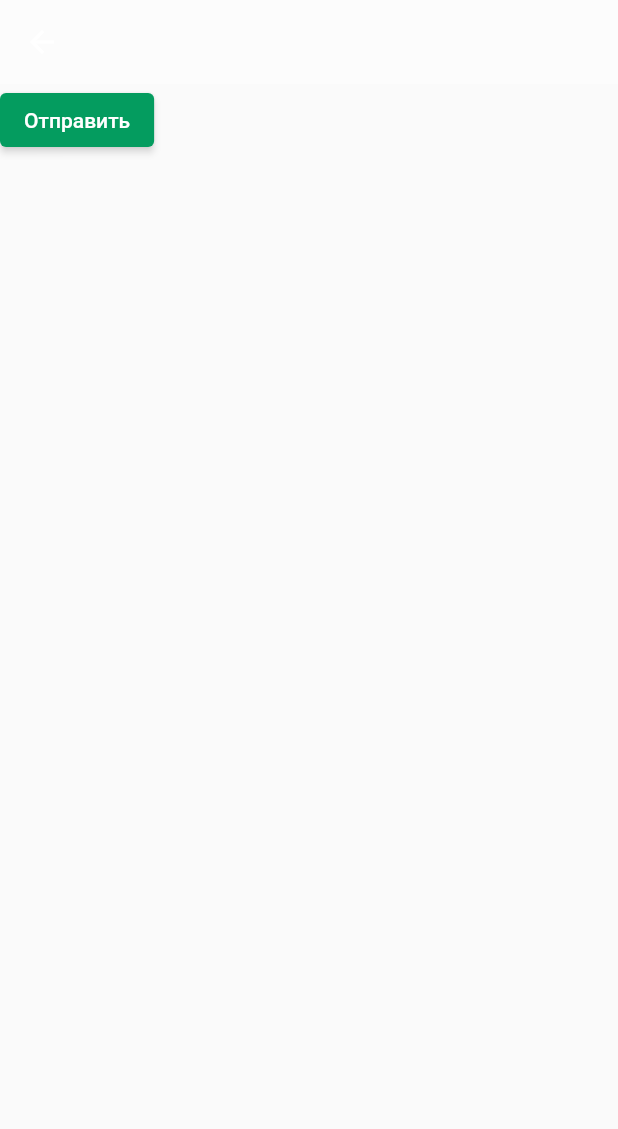
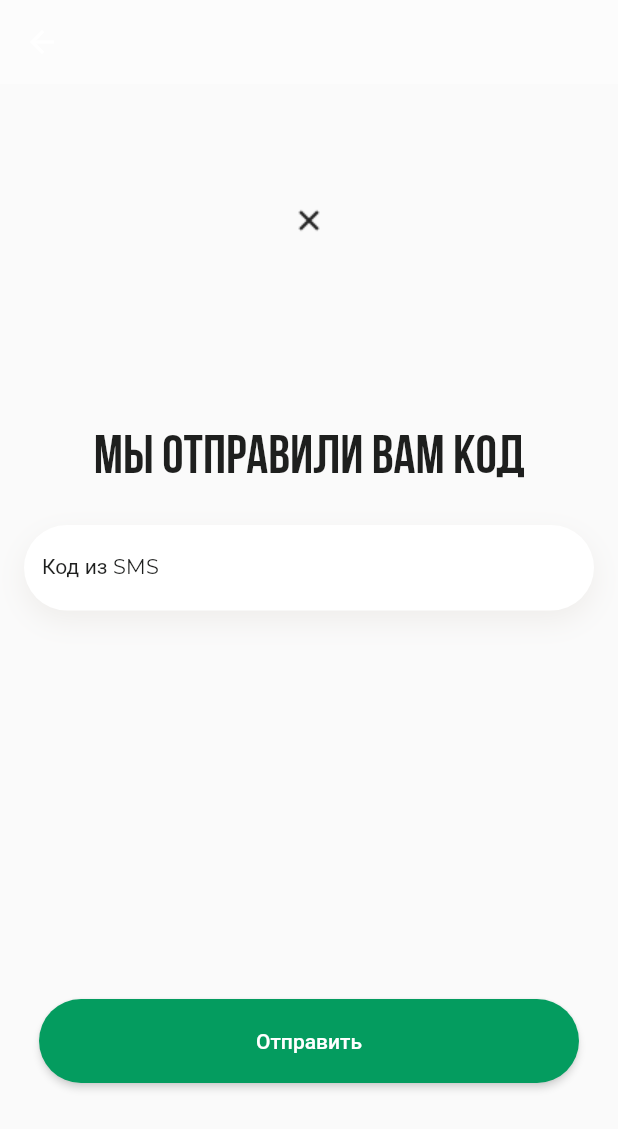
Before and after one commit to Tashakashkina/auth_feature, a Flutter app: the screen it shows after launch, after a tap on "Начнем!", on a phone screen of 412 x 824 dp. Shown: the top 1129 px of the screen. Run offline on Flutter 3.47's test engine with Material 2 defaults, Android fonts, the phone set to English and light mode, and no system bars; our stand-ins replace bloc, dartz, equatable, go_router; project files that could hold a hidden picture were left out.

Commit message:
edited the page UI

```diff
--- a/lib/feature/presentation/pages/entering_otp_page.dart
+++ b/lib/feature/presentation/pages/entering_otp_page.dart
@@ -3,6 +3,9 @@ import 'package:flutter/material.dart';
 import 'package:go_router/go_router.dart';
 
 class EnteringOtpPage extends StatelessWidget {
+  static const Key otpInputKey = Key('OtpPhonePage_otpInputKey');
+  static const Key sendButtonKey = Key('EnteringOtpPage_sendButtonKey');
+
   const EnteringOtpPage({super.key});
 
   @override
@@ -14,15 +17,68 @@ class EnteringOtpPage extends StatelessWidget {
         backgroundColor: const Color.fromRGBO(252, 252, 252, 1),
       ),
       body: SafeArea(
-          child: Column(children: <Widget>[
+        child: Padding(
+          padding: const EdgeInsets.fromLTRB(16, 0, 16, 0),
+          child: Column(
+            children: [
+              const SizedBox(
+                height: 79,
+              ),
+              const ImageIcon(
+                AssetImage('assets/icons/closecancel.png'),
+              ),
+              const SizedBox(height: 129),
+              Text('МЫ ОТПРАВИЛИ ВАМ КОД', style: AuthStyles.headlineStyle1),
+              const SizedBox(height: 26),
+              Container(
+                decoration: BoxDecoration(
+                    borderRadius: BorderRadius.circular(50),
+                    color: Colors.white,
+                    boxShadow: const [
+                      BoxShadow(
+                          color: Color.fromRGBO(195, 186, 176, 0.2),
+                          blurRadius: 15.0,
+                          spreadRadius: 0.0,
+                          offset: Offset(0, 7),
+                          blurStyle: BlurStyle.normal)
+                    ]),
+                child: TextField(
+                  maxLength: 4,
+                  style: AuthStyles.headlineStyle2,
+                  key: EnteringOtpPage.otpInputKey,
+                  keyboardType: TextInputType.number,
+                  decoration: InputDecoration(
+                    counterText: "",
+                    labelText: 'Код из SMS',
+                    labelStyle: AuthStyles.headlineStyle2,
+                    border: const OutlineInputBorder(
+                      borderSide: BorderSide.none,
+                    ),
+                  ),
+                ),
+              ),
+              const SizedBox(height: 259),
               ElevatedButton(
-              style: ButtonStyle(
-                  backgroundColor:
-                      MaterialStatePropertyAll(AuthStyles.buttonColor)),
+                key: EnteringOtpPage.sendButtonKey,
+                style: ElevatedButton.styleFrom(
+                  shape: RoundedRectangleBorder(
+                      borderRadius: BorderRadius.circular(80)),
+                  backgroundColor: AuthStyles.buttonColor,
+                  padding:
+                      const EdgeInsets.symmetric(horizontal: 25, vertical: 15),
+                  fixedSize: const Size(360, 56),
+                ),
                 onPressed: () => context.go('/otp/success'),
                 child: const Text('Отправить'),
               ),
-          ]),
-        ));
+            ],
+          ),
+        ),
+      ),
+    );
   }
 }
+
+
+// onPressed: () => context.go('/otp/success'),
+//               child: const Text('Отправить'),
--- a/lib/feature/presentation/pages/entering_phone_page.dart
+++ b/lib/feature/presentation/pages/entering_phone_page.dart
@@ -23,47 +23,74 @@ class _EnteringPhonePageState extends State<EnteringPhonePage> {
         ),
         body: SafeArea(
           child: Padding(
-          padding: const EdgeInsets.fromLTRB(22, 0, 10, 0),
+            padding: const EdgeInsets.fromLTRB(16, 0, 16, 0),
             child: Column(
               children: [
                 const SizedBox(
-                height: 109,
+                  height: 79,
                 ),
                 const ImageIcon(
                   AssetImage('assets/icons/closecancel.png'),
                 ),
-              const SizedBox(height: 129),
-              const Text('АВТОРИЗАЦИЯ'),
+                const SizedBox(height: 119),
+                Text('АВТОРИЗАЦИЯ', style: AuthStyles.headlineStyle1),
                 const SizedBox(height: 16),
-              const Text('Введите Ваш номер'),
-              const Text('Мы вышлем Вам код'),
-              const Padding(
-                padding: EdgeInsets.only(right: 264.14),
-                child: Text(
-                  'Телефон*',
+                Text('Введите Ваш номер', style: AuthStyles.headlineStyle2),
+                Text('Мы вышлем Вам код', style: AuthStyles.headlineStyle2),
+                const SizedBox(height: 16),
+                Padding(
+                  padding: const EdgeInsets.only(right: 264.14),
+                  child: Text('Телефон*', style: AuthStyles.headlineStyle2),
                 ),
-              ),
-              TextField(
+                const SizedBox(height: 12),
+                Container(
+                  height: 48,
+                  decoration: BoxDecoration(
+                      borderRadius: BorderRadius.circular(30),
+                      color: Colors.white,
+                      boxShadow: const [
+                        BoxShadow(
+                            color: Color.fromRGBO(195, 186, 176, 0.2),
+                            blurRadius: 15.0,
+                            spreadRadius: 0.0,
+                            offset: Offset(0, 7),
+                            blurStyle: BlurStyle.normal)
+                      ]),
+                  child: TextField(
+                    maxLength: 10,
+                    style: AuthStyles.headlineStyle2,
                     key: EnteringPhonePage.phoneInputKey,
                     keyboardType: TextInputType.number,
                     decoration: InputDecoration(
-                  border: OutlineInputBorder(
+                      counterText: "",
+                      prefix: const Text('+7'),
+                      prefixStyle: AuthStyles.headlineStyle2,
+                      labelText: '+7',
+                      floatingLabelBehavior: FloatingLabelBehavior.never,
+                      labelStyle: AuthStyles.headlineStyle2,
+                      border: const OutlineInputBorder(
                         borderSide: BorderSide.none,
-                      borderRadius: BorderRadius.circular(50)),
                       ),
                     ),
+                  ),
+                ),
+                const SizedBox(height: 202),
                 ElevatedButton(
                   key: EnteringPhonePage.letsStartButtonKey,
-                style: ButtonStyle(
-                    backgroundColor:
-                        MaterialStatePropertyAll(AuthStyles.buttonColor)),
+                  style: ElevatedButton.styleFrom(
+                    shape: RoundedRectangleBorder(
+                        borderRadius: BorderRadius.circular(80)),
+                    backgroundColor: AuthStyles.buttonColor,
+                    padding: const EdgeInsets.symmetric(
+                        horizontal: 25, vertical: 15),
+                    fixedSize: const Size(360, 56),
+                  ),
                   onPressed: () => context.go('/otp'),
-                child: const Text('Начнем!'),
+                  child: Text('Начнем!', style: AuthStyles.headlineStyle3),
                 ),
               ],
             ),
           ),
-      ),
-    );
+        ));
   }
 }
--- a/lib/feature/presentation/pages/success_auth_page.dart
+++ b/lib/feature/presentation/pages/success_auth_page.dart
@@ -8,20 +8,34 @@ class SuccessAuthPage extends StatelessWidget {
   @override
   Widget build(BuildContext context) {
     return Scaffold(
+        resizeToAvoidBottomInset: false,
         appBar: AppBar(
           elevation: 0,
           backgroundColor: AuthStyles.backgroundColor,
         ),
         body: SafeArea(
-          child: Column(children: <Widget>[
+            child: Center(
+          child: Column(children: [
+            const SizedBox(height: 208),
+            Text(
+              'УСПЕШНО',
+              style: AuthStyles.headlineStyle1,
+            ),
+            const SizedBox(height: 360),
             ElevatedButton(
-              style: ButtonStyle(
-                  backgroundColor:
-                      MaterialStatePropertyAll(AuthStyles.buttonColor)),
+              style: ElevatedButton.styleFrom(
+                shape: RoundedRectangleBorder(
+                    borderRadius: BorderRadius.circular(80)),
+                backgroundColor: AuthStyles.buttonColor,
+                padding:
+                    const EdgeInsets.symmetric(horizontal: 25, vertical: 15),
+                fixedSize: const Size(360, 56),
+              ),
               onPressed: () => context.go('/'),
-              child: const Text('Продолжим дальше?'),
+              child:
+                  Text('Продолжим дальше?', style: AuthStyles.headlineStyle3),
             ),
           ]),
-        ));
+        )));
   }
 }
--- a/lib/feature/presentation/utils/styles.dart
+++ b/lib/feature/presentation/utils/styles.dart
@@ -4,4 +4,25 @@ class AuthStyles {
   static Color textColor = const Color.fromRGBO(30, 31, 30, 1);
   static Color backgroundColor = const Color.fromRGBO(252, 252, 252, 1);
   static Color buttonColor = const Color.fromRGBO(4, 156, 95, 1);
+
+  static TextStyle headlineStyle1 = TextStyle(
+      fontFamily: 'Bebas Neue Cyrillic',
+      fontSize: 36,
+      color: textColor,
+      fontWeight: FontWeight.w400,
+      height: 0);
+
+  static TextStyle headlineStyle2 = TextStyle(
+      fontFamily: 'Montserrat',
+      fontSize: 14,
+      color: textColor,
+      fontWeight: FontWeight.w400,
+      height: 0);
+
+  static TextStyle headlineStyle3 = TextStyle(
+      fontFamily: 'Montserrat',
+      fontSize: 14,
+      color: backgroundColor,
+      fontWeight: FontWeight.w700,
+      height: 0);
 }
```
Also changed, not shown: pubspec.yaml (+11 -1 lines), assets/fonts/Montserrat-Regular.ttf (added), assets/fonts/bebasneuecyrillic.ttf (added), pubspec.lock. Lines whose indentation alone changed are shown as unchanged.
